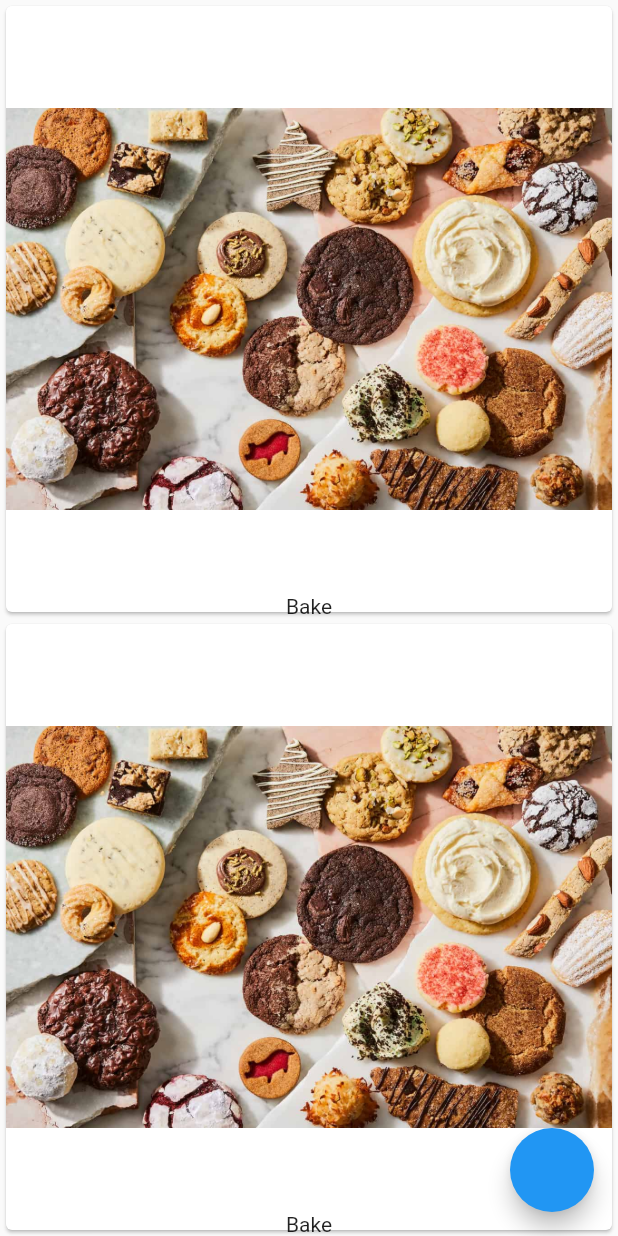
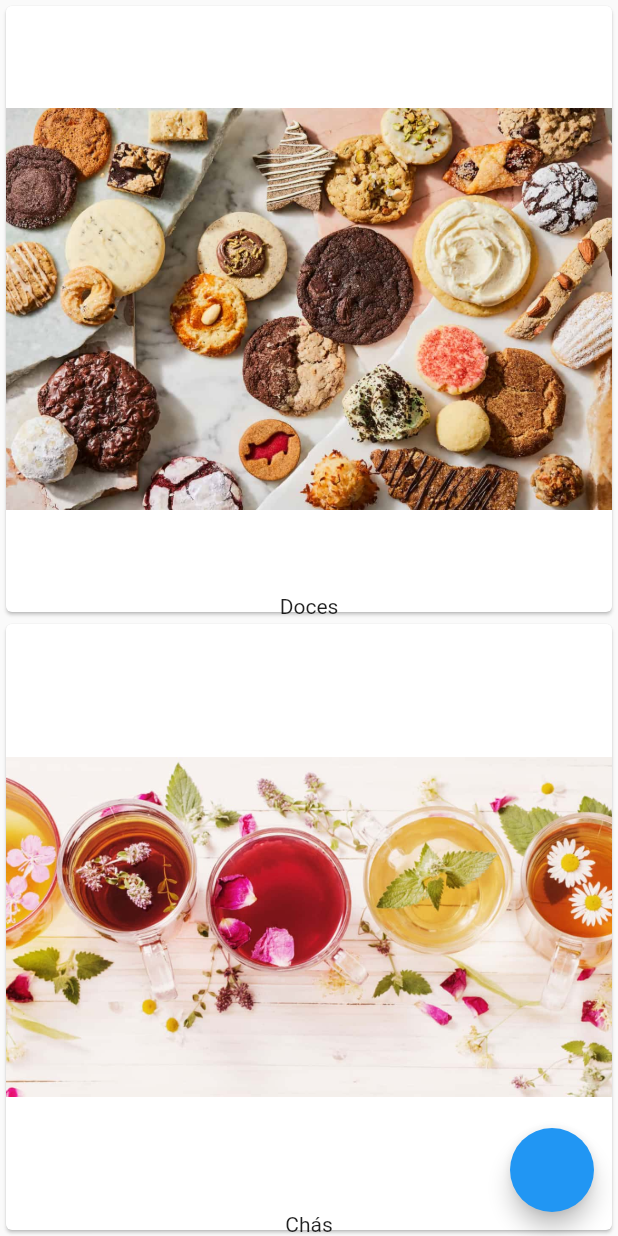
Before and after one commit to NatashaZettler/Full_Kitchen_Provider, a Flutter app: the CategoryKitchen screen opened directly, on a phone screen of 412 x 824 dp. Run offline on Flutter 3.47's test engine with Material 2 defaults, Android fonts, the phone set to English and light mode, and no system bars.

Commit message:
feat(Category): include itens for categorys

```diff
--- /dev/null
+++ b/lib/models/category.dart
@@ -0,0 +1,10 @@
+import 'package:flutter/material.dart';
+import 'package:full_kitchen/models/receipts.dart';
+
+class Category{
+  final String nameCategory;
+  final String imageCategory;
+  final Receipts receipts;
+
+  Category(this.nameCategory, this.imageCategory, this.receipts);
+}
--- /dev/null
+++ b/lib/models/receipt.dart
@@ -0,0 +1,9 @@
+class Receipt{
+  final String name;
+  final List<String> ingredients;
+  final List<String> preparationMode;
+  final String moreInformation;
+
+  Receipt(
+      this.name, this.ingredients, this.preparationMode, this.moreInformation);
+}
--- /dev/null
+++ b/lib/models/receipts.dart
@@ -0,0 +1,7 @@
+import 'package:full_kitchen/models/receipt.dart';
+
+class Receipts {
+  final Receipt receipt;
+
+  Receipts(this.receipt);
+}
--- a/lib/screens/category_kitchen.dart
+++ b/lib/screens/category_kitchen.dart
@@ -1,28 +1,72 @@
 import 'package:flutter/material.dart';
+import 'package:full_kitchen/models/category.dart';
+import 'package:full_kitchen/models/receipt.dart';
+import 'package:full_kitchen/models/receipts.dart';
 
 class CategoryKitchen extends StatelessWidget {
+  List<Category> _category = [
+    Category(
+      'Doces',
+      'assets/images/bake.jpg',
+      Receipts(
+        Receipt(
+            'PAVÊ DE MORANGO',
+            [
+              '1 pacote de bolacha maizena ou bolacha champagne',
+              '1 lata de leite condensado',
+              '1 caixinha de creme de leite',
+            ],
+            [
+              'Em uma panela, coloque o leite condensado, o leite (reserve um pouco para dissolver o trigo), as gemas peneiradas levemente batidas, a baunilha e a farinha misturada no leite reservado.',
+              'Mexa até engrossar (engrossou em 15 minutinhos, mas não pode parar de mexer).',
+              'Desligue o fogo e junte o creme de leite com o soro.',
+            ],
+            'O pavê, receita brasileira com inspiração francesa, é pra comer com a boca e com os olhos, né? Muito famoso e amado nos lares do Brasil, é uma receita simples e prática, mas muito saborosa.'),
+      ),
+    ),
+
+    Category(
+      'Chás',
+      'assets/images/tie.jpg',
+      Receipts(
+        Receipt(
+            'CHÁ CALMANTE E RELAXANTE',
+            [
+              '1 sache para chá de maracujá',
+              '1 sachê para chá de camomila',
+              '1 sachê para chá de hortelã',
+              '250 ml de água fervente',
+            ],
+            [
+              'Ferva a água.',
+              'Desligue o fogo e acrescente os sachês.',
+              'Deixe em infusão por 10 minutos.',
+            ],
+            'Aproveite!'),
+      ),
+    ),
+  ];
+
   @override
   Widget build(BuildContext context) {
     return Scaffold(
       body: GridView.builder(
-        itemCount: 2,
+          itemCount: _category.length,
           gridDelegate: SliverGridDelegateWithFixedCrossAxisCount(
             crossAxisCount: 1,
           ),
           itemBuilder: (context, index) {
             return GridTile(
-                footer: Center(child: Text('Bake')),
+                footer: Center(child: Text(_category[index].nameCategory)),
                 child: InkWell(
-              child: Card(
-                child: Image.asset('assets/images/bake.jpg'),
-              ),
-              onTap: (){
-
-              },
-            ));
+                  child: Card(
+                    child: Image.asset(_category[index].imageCategory),
+                  ),
+                  onTap: () {},
+                ));
           }),
       floatingActionButton: FloatingActionButton(
-        onPressed: (){},
+        onPressed: () {},
       ),
     );
   }
```
Also changed, not shown: assets/images/tie.jpg (added).
